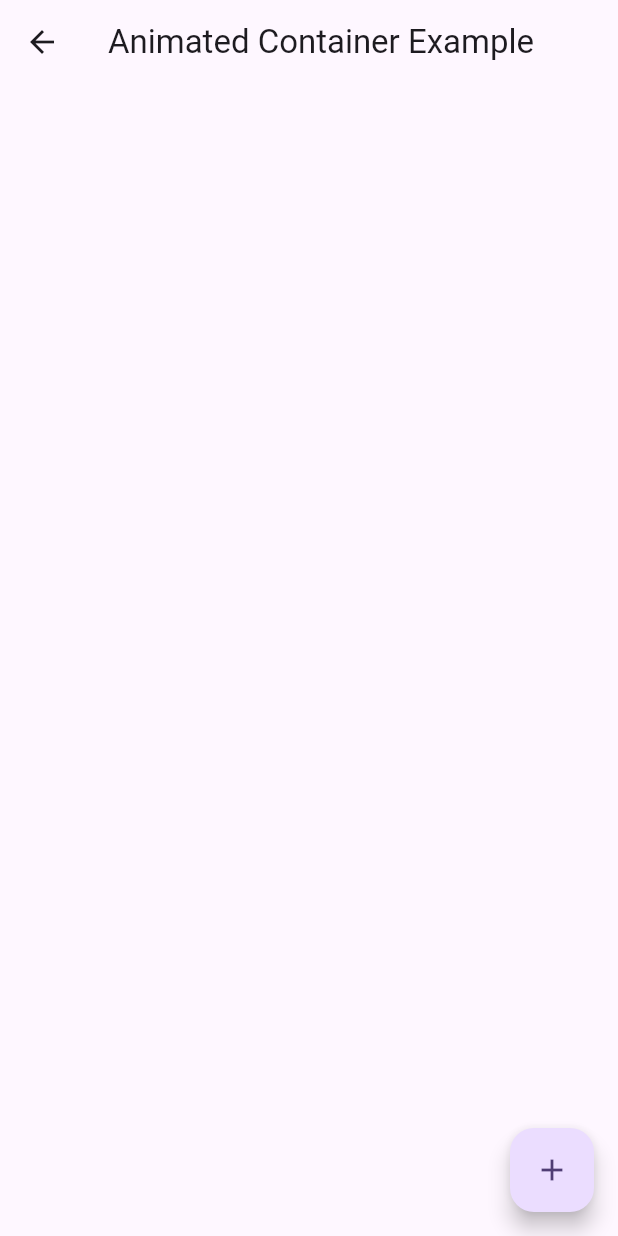
After one commit to samih93/flutter_animation_tutorial, a Flutter app: the AnimatedListScreen screen opened directly, after a tap on the "add" icon, after a tap on the "delete" icon, on a phone screen of 412 x 824 dp. The commit adds this screen. Run offline on Flutter 3.47's test engine with Material 2 defaults, Android fonts, the light colour scheme and no system bars.

Commit message:
animated List

```diff
--- /dev/null
+++ b/lib/implicit_animation/animated_list_screen.dart
@@ -0,0 +1,72 @@
+import 'package:flutter/material.dart';
+
+class AnimatedListScreen extends StatefulWidget {
+  const AnimatedListScreen({super.key});
+
+  @override
+  State<AnimatedListScreen> createState() => _AnimatedListScreenState();
+}
+
+class _AnimatedListScreenState extends State<AnimatedListScreen> {
+  final GlobalKey<AnimatedListState> _listKey = GlobalKey<AnimatedListState>();
+
+  addItem() {
+    setState(() {
+      _items.add('item ${_currentIndex}');
+      _listKey.currentState?.insertItem(0);
+      _currentIndex++;
+    });
+  }
+
+  removeItem(int index) {
+    setState(() {
+      var deletedItem = _items.removeAt(index);
+
+      _listKey.currentState!.removeItem(
+          index,
+          duration: Duration(milliseconds: 500),
+          (context, animation) => Container(
+              color: Colors.redAccent,
+              child: ListTile(
+                title: Text("${deletedItem}"),
+              )));
+    });
+  }
+
+  int _currentIndex = 0;
+  List<String> _items = [];
+  @override
+  Widget build(BuildContext context) {
+    return Scaffold(
+      appBar: AppBar(
+        title: Text("Animated Container Example"),
+      ),
+      body: AnimatedList(
+        key: _listKey,
+        itemBuilder: (context, index, animation) => SizeTransition(
+          sizeFactor: animation,
+          child: Container(
+            margin: EdgeInsets.all(5),
+            color: Colors.lightGreen,
+            child: ListTile(
+              title: Text(_items[index]),
+              trailing: IconButton(
+                  icon: Icon(
+                    Icons.delete,
+                  ),
+                  onPressed: () {
+                    removeItem(index);
+                  }),
+            ),
+          ),
+        ),
+      ),
+      floatingActionButton: FloatingActionButton(
+        onPressed: () {
+          addItem();
+        },
+        child: Icon(Icons.add),
+      ),
+    );
+  }
+}
--- a/lib/main.dart
+++ b/lib/main.dart
@@ -9,6 +9,7 @@ import 'package:flutter_tutorial_animation/implicit_animation/animated_padding_s
 import 'package:flutter_tutorial_animation/implicit_animation/animated_positionned_screen.dart';
 
 import 'implicit_animation/animated_align_widget_screen.dart';
+import 'implicit_animation/animated_list_screen.dart';
 import 'implicit_animation/animated_opacity_demo.dart';
 import 'implicit_animation/animated_physical_model_screen.dart';
 import 'implicit_animation/animated_positioned_directional_screen.dart';
@@ -112,6 +113,10 @@ class MyHomePAge extends StatelessWidget {
             height: 5,
           ),
           animatedSwitcherWidget(context),
+          SizedBox(
+            height: 5,
+          ),
+          animatedListWidget(context),
         ]),
       ),
     );
@@ -248,3 +253,13 @@ Widget animatedSwitcherWidget(BuildContext context) => ElevatedButton(
           ));
     },
     child: Text("Animated Switcher"));
+
+Widget animatedListWidget(BuildContext context) => ElevatedButton(
+    onPressed: () {
+      Navigator.push(
+          context,
+          MaterialPageRoute(
+            builder: (context) => AnimatedListScreen(),
+          ));
+    },
+    child: Text("Animated List "));
```
